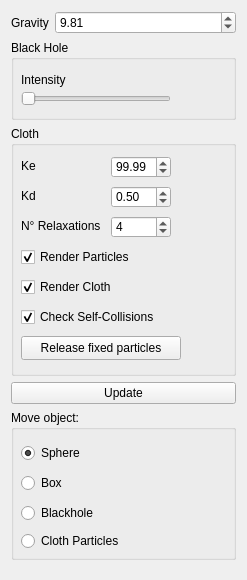
locoxsoco/computer-animation-simulation, file forms/widgetcloth.ui: the form before one commit.
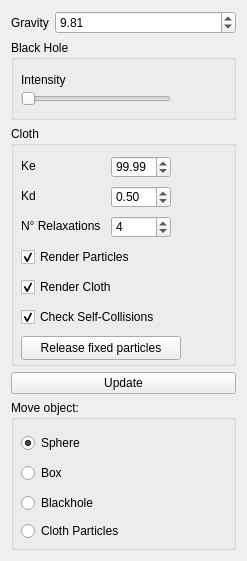
The form after the commit.

Diff of the .ui file:
```diff
--- a/forms/widgetcloth.ui
+++ b/forms/widgetcloth.ui
@@ -7,7 +7,7 @@
     <x>0</x>
     <y>0</y>
     <width>247</width>
-    <height>580</height>
+    <height>561</height>
    </rect>
   </property>
   <property name="windowTitle">
@@ -159,7 +159,7 @@
      <property name="minimumSize">
       <size>
        <width>0</width>
-       <height>250</height>
+       <height>240</height>
       </size>
      </property>
      <property name="baseSize">
```
